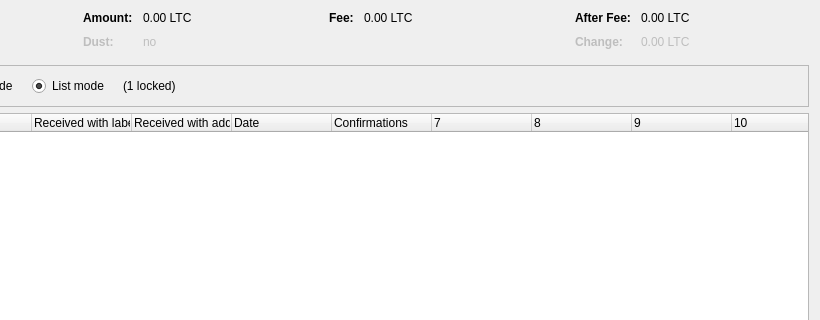
Old version of the form src/qt/forms/coincontroldialog.ui in the repository D3mark0/kotyacoin; both pictures show x 180 to 1000 and y 0 to 320 of the 1000 by 500 pixel window.
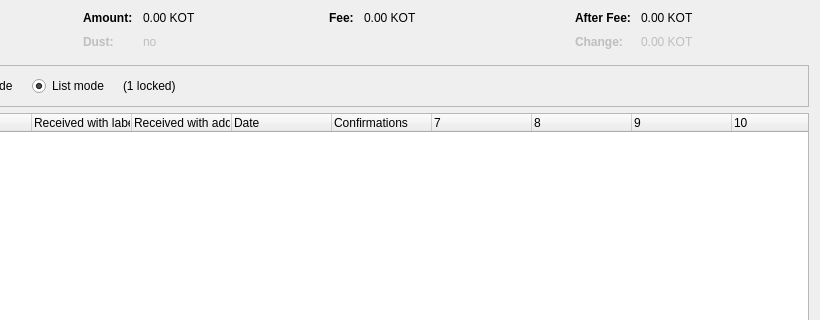
New version of the form. Custom widgets are drawn as their Qt base class.

Patch:
```diff
--- a/src/qt/forms/coincontroldialog.ui
+++ b/src/qt/forms/coincontroldialog.ui
@@ -132,7 +132,7 @@
           <enum>Qt::ActionsContextMenu</enum>
          </property>
          <property name="text">
-          <string notr="true">0.00 LTC</string>
+          <string notr="true">0.00 KOT</string>
          </property>
          <property name="textInteractionFlags">
           <set>Qt::LinksAccessibleByMouse|Qt::TextSelectableByKeyboard|Qt::TextSelectableByMouse</set>
@@ -212,7 +212,7 @@
           <enum>Qt::ActionsContextMenu</enum>
          </property>
          <property name="text">
-          <string notr="true">0.00 LTC</string>
+          <string notr="true">0.00 KOT</string>
          </property>
          <property name="textInteractionFlags">
           <set>Qt::LinksAccessibleByMouse|Qt::TextSelectableByKeyboard|Qt::TextSelectableByMouse</set>
@@ -257,7 +257,7 @@
           <enum>Qt::ActionsContextMenu</enum>
          </property>
          <property name="text">
-          <string notr="true">0.00 LTC</string>
+          <string notr="true">0.00 KOT</string>
          </property>
          <property name="textInteractionFlags">
           <set>Qt::LinksAccessibleByMouse|Qt::TextSelectableByKeyboard|Qt::TextSelectableByMouse</set>
@@ -292,7 +292,7 @@
           <enum>Qt::ActionsContextMenu</enum>
          </property>
          <property name="text">
-          <string notr="true">0.00 LTC</string>
+          <string notr="true">0.00 KOT</string>
          </property>
          <property name="textInteractionFlags">
           <set>Qt::LinksAccessibleByMouse|Qt::TextSelectableByKeyboard|Qt::TextSelectableByMouse</set>
```
